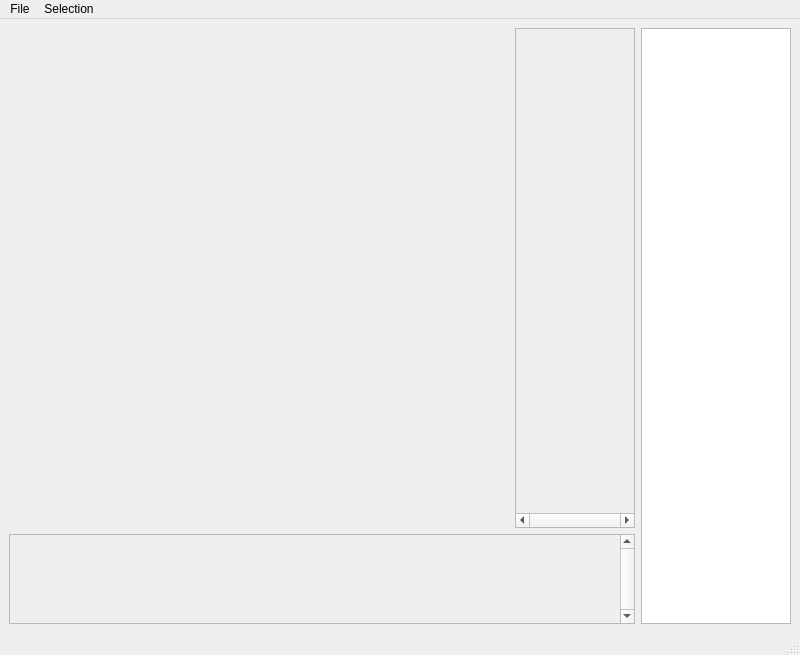
Before: the Qt Designer form GNGSTA/gui/ui/SingleVariant.ui in alex-r-bigelow/compreheNGSive, drawn with Qt 5.
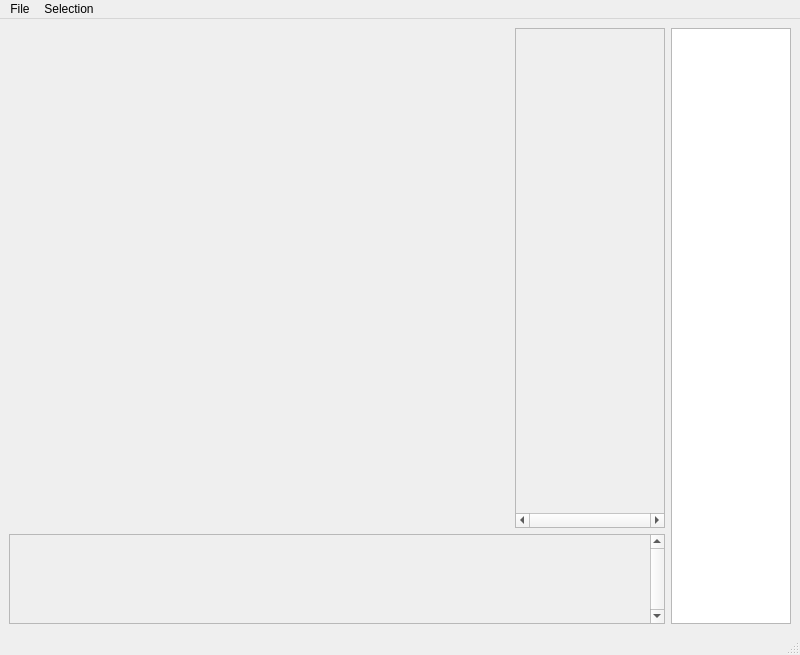
After: the same form once the commit is applied.

```diff
--- a/GNGSTA/gui/ui/SingleVariant.ui
+++ b/GNGSTA/gui/ui/SingleVariant.ui
@@ -71,7 +71,7 @@
         <rect>
          <x>0</x>
          <y>0</y>
-         <width>104</width>
+         <width>134</width>
          <height>483</height>
         </rect>
        </property>
@@ -88,13 +88,13 @@
       </property>
       <property name="minimumSize">
        <size>
-        <width>100</width>
+        <width>60</width>
         <height>0</height>
        </size>
       </property>
       <property name="maximumSize">
        <size>
-        <width>150</width>
+        <width>120</width>
         <height>16777215</height>
        </size>
       </property>
@@ -116,7 +116,7 @@
         <rect>
          <x>0</x>
          <y>0</y>
-         <width>599</width>
+         <width>629</width>
          <height>76</height>
         </rect>
        </property>
```
